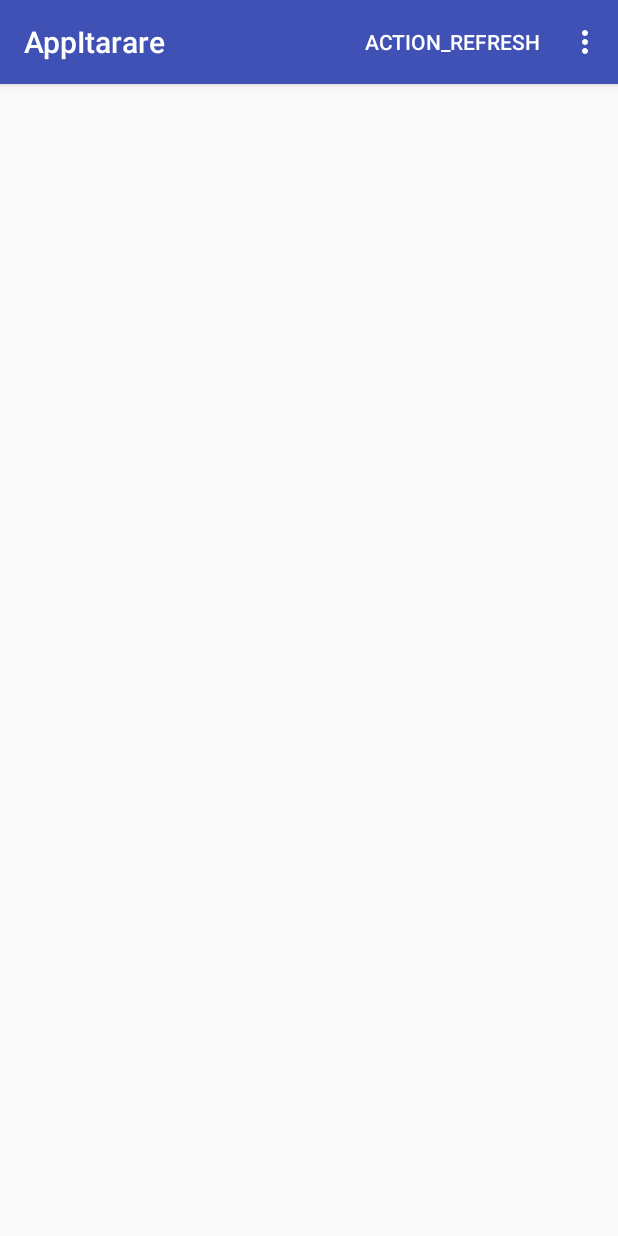
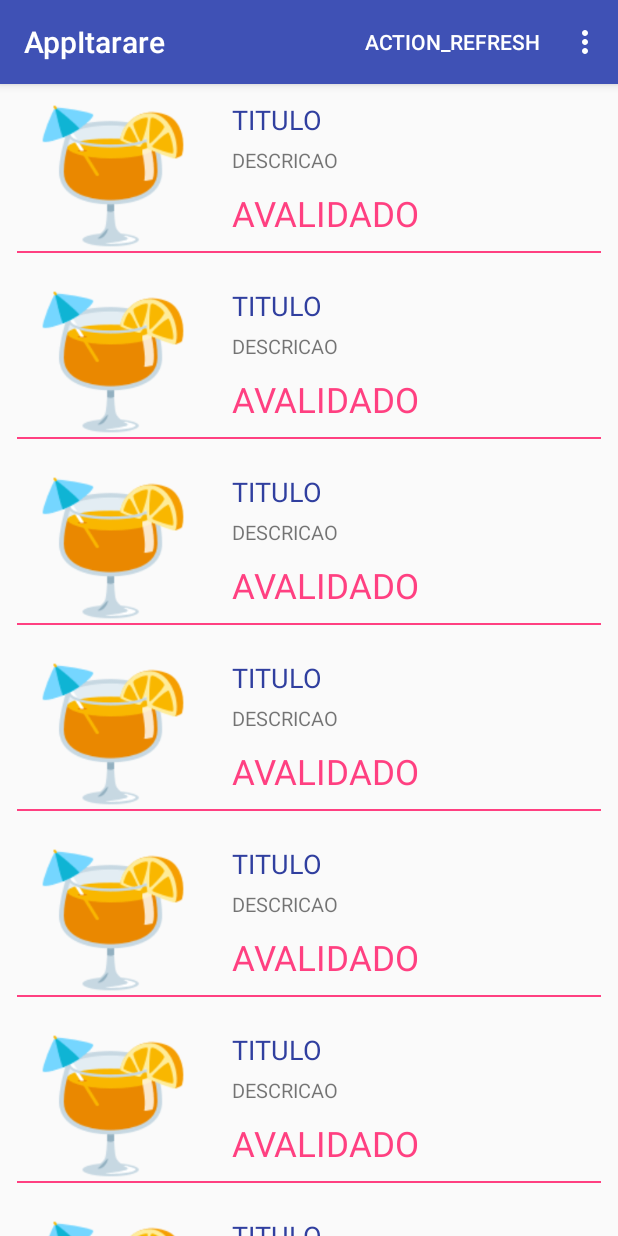
Before and after one commit to pedrvaldir/itaproject, an Android app: the AllAdvertisementActivity screen opened directly, with no data from a screen before it, after a tap on "ACTION_REFRESH", on a phone screen of 412 x 824 dp. Run offline under Robolectric (Android 15) with nearby library versions, the phone set to English and light mode, and no system bars; our stand-ins replace Firebase (no records; nobody signed in at launch, a user with empty details on screens opened directly).

Commit message:
LoadFirebase and AddFakeAdvertisement

```diff
--- a/app/src/main/java/com/example/valdir/appitarare/AdvertAdapter.java
+++ b/app/src/main/java/com/example/valdir/appitarare/AdvertAdapter.java
@@ -7,10 +7,7 @@ import android.util.Log;
 import android.view.LayoutInflater;
 import android.view.View;
 import android.view.ViewGroup;
-import android.widget.ImageView;
 import android.widget.TextView;
-
-import com.example.valdir.appitarare.data.AdvertiseContract;
 
 import java.util.ArrayList;
 
@@ -23,8 +20,8 @@ public class AdvertAdapter extends RecyclerView.Adapter<AdvertAdapter.AnunViewHo
     private static final String TAG = AdvertAdapter.class.getSimpleName();
 
     private ArrayList<Advertisement> mListAnunc;
+    private Context context;
     final private ListItemAnunClickListener mOnClickListener;
-    private Cursor mCursor;
 
     public AdvertAdapter(ListItemAnunClickListener listner, ArrayList<Advertisement> listAnunc){
         mOnClickListener = listner;
@@ -51,30 +48,20 @@ public class AdvertAdapter extends RecyclerView.Adapter<AdvertAdapter.AnunViewHo
     @Override
     public void onBindViewHolder(AnunViewHolder holder, int position) {
 
-        if (!mCursor.moveToPosition(position))
-            return ;
-
-        //final long id = mCursor.getLong(mCursor.getColumnIndex(AdvertiseContract.AnuncioEntrada._ID));
-
         Log.d(TAG, "#" + position);
         holder.bind();
 
-    //    holder.itemView.setTag(id);
     }
 
     @Override
     public int getItemCount() {
-        return mCursor.getCount();
+        return 7;
     }
-
-
-
 
     class AnunViewHolder extends RecyclerView.ViewHolder
             implements View.OnClickListener {
         TextView nameTextView;
         TextView descTextView;
-        ImageView imageView;
         TextView avaliadoTextView;
 
 
@@ -83,17 +70,15 @@ public class AdvertAdapter extends RecyclerView.Adapter<AdvertAdapter.AnunViewHo
 
             nameTextView = (TextView) itemView.findViewById(R.id.tv_title_listitem);
             descTextView = (TextView) itemView.findViewById(R.id.tv_descri_listitem);
-            imageView = itemView.findViewById(R.id.iv_listitem);
             avaliadoTextView = itemView.findViewById(R.id.tv_rating);
 
             itemView.setOnClickListener(this);
         }
 
         void bind(){
-            nameTextView.setText(mCursor.getString(mCursor.getColumnIndex(AdvertiseContract.AnuncioEntrada.COLUNA_TITULO)));
-            descTextView.setText(mCursor.getString(mCursor.getColumnIndex(AdvertiseContract.AnuncioEntrada.COLUNA_DESCRICAO)));
-            imageView.setImageResource(mCursor.getInt(mCursor.getColumnIndex(AdvertiseContract.AnuncioEntrada.COLUNA_IMG)));
-            avaliadoTextView.setText("Avaliação:  "+ String.valueOf(mCursor.getInt(mCursor.getColumnIndex(AdvertiseContract.AnuncioEntrada.COLUNA_AVALIADO))));
+            nameTextView.setText("TITULO");
+            descTextView.setText("DESCRICAO");
+            avaliadoTextView.setText("AVALIDADO");
         }
 
         @Override
--- a/app/src/main/java/com/example/valdir/appitarare/AllAdvertisementActivity.java
+++ b/app/src/main/java/com/example/valdir/appitarare/AllAdvertisementActivity.java
@@ -1,55 +1,30 @@
 package com.example.valdir.appitarare;
 
-import android.content.ContentValues;
 import android.content.Intent;
-import android.database.Cursor;
-import android.database.DatabaseUtils;
-import android.database.sqlite.SQLiteDatabase;
 import android.os.Bundle;
 import android.support.v7.app.AppCompatActivity;
 import android.support.v7.widget.LinearLayoutManager;
 import android.support.v7.widget.RecyclerView;
 import android.view.Menu;
 import android.view.MenuItem;
-import android.widget.TextView;
-import android.widget.Toast;
 
-import com.example.valdir.appitarare.data.AdvertiseContract;
 import com.example.valdir.appitarare.data.AdvertisePreferences;
-import com.example.valdir.appitarare.data.AdvertiseDbHelper;
 import com.example.valdir.appitarare.data.TestUtil;
-import com.google.firebase.FirebaseApp;
-import com.google.firebase.FirebaseOptions;
-import com.google.firebase.database.DataSnapshot;
-import com.google.firebase.database.DatabaseError;
 import com.google.firebase.database.DatabaseReference;
-import com.google.firebase.database.FirebaseDatabase;
-import com.google.firebase.database.ValueEventListener;
-
-import org.w3c.dom.Text;
 
 import java.util.ArrayList;
-import java.util.Comparator;
-import java.util.UUID;
 
 /**
  * Created by VALDIR on 13/07/2018.
  */
 
-public class AllAdvertisementActivity extends AppCompatActivity implements AdvertAdapter.ListItemAnunClickListener{
+public class AllAdvertisementActivity extends AppCompatActivity implements AdvertAdapter.ListItemAnunClickListener {
 
     private AdvertAdapter mAdapterAnun;
     private RecyclerView mRecyViewAnun;
     private String opcClicked;
-    private Toast mToast;
-    private DatabaseUtils dataBaseUtils;
     private ArrayList<Advertisement> listaAdvertisements = new ArrayList<>();
-    private SQLiteDatabase mDb;
-    private Cursor mCursor;
-    private static Advertisement mAdvertisement;
-    DatabaseReference eventReference;
-
-    private static final String ADVERTISEMENT = "advertisement";
+    private ArrayList<Advertisement> mListAnunc;
 
     @Override
     protected void onSaveInstanceState(Bundle outState) {
@@ -57,15 +32,14 @@ public class AllAdvertisementActivity extends AppCompatActivity implements Adver
         super.onSaveInstanceState(outState);
     }
 
-
     @Override
-    protected void onCreate(Bundle savedInstanceState)  {
+    protected void onCreate(Bundle savedInstanceState) {
         super.onCreate(savedInstanceState);
         setContentView(R.layout.activity_all_advertisement);
 
         Intent intentStringClicked = getIntent();
 
-        if (intentStringClicked.hasExtra(Intent.EXTRA_TEXT)){
+        if (intentStringClicked.hasExtra(Intent.EXTRA_TEXT)) {
             opcClicked = intentStringClicked.getStringExtra(Intent.EXTRA_TEXT);
         }
 
@@ -76,34 +50,20 @@ public class AllAdvertisementActivity extends AppCompatActivity implements Adver
 
         mRecyViewAnun.setHasFixedSize(true);
 
-        AdvertiseDbHelper dbHelper = new AdvertiseDbHelper(this);
+        mListAnunc = TestUtil.loadAnunciosData();
 
-        mDb = dbHelper.getWritableDatabase();
+        mAdapterAnun = new AdvertAdapter(this, mListAnunc);
 
-        TestUtil.insertFakeData(mDb);
+        mRecyViewAnun.setAdapter(mAdapterAnun);
 
-        mCursor = retornoTodosAnuncios();
-
-        loadAnunciosData(mCursor);
     }
 
     @Override
     public void onListItemClick(int clickedItemIndex) {
-        if (mToast != null) {
-            mToast.cancel();
-        }
-
-        mCursor.moveToPosition(clickedItemIndex);
-
-        String toastMessage = "Item #" + mCursor.getString(mCursor.getColumnIndex(AdvertiseContract.AnuncioEntrada.COLUNA_TITULO)) + " clicked.";
-
-        mToast = Toast.makeText(this, toastMessage, Toast.LENGTH_LONG);
-
-        mToast.show();
 
         Intent startActivityAnuncioCompteted = new Intent(this, AdvertisementActivity.class);
 
-        startActivityAnuncioCompteted.putExtra(Intent.EXTRA_TEXT, mCursor.getString(mCursor.getColumnIndex(AdvertiseContract.AnuncioEntrada._ID)));
+        startActivityAnuncioCompteted.putExtra(Intent.EXTRA_TEXT, "teste");
 
         startActivity(startActivityAnuncioCompteted);
     }
@@ -115,9 +75,9 @@ public class AllAdvertisementActivity extends AppCompatActivity implements Adver
 
         Boolean popularChecked = AdvertisePreferences.getPreferedOrderAvaliad(this);
 
-        if (popularChecked){
+        if (popularChecked) {
             item = menu.findItem(R.id.action_check_avalua);
-        }else {
+        } else {
             item = menu.findItem(R.id.action_check_default);
         }
 
@@ -129,94 +89,22 @@ public class AllAdvertisementActivity extends AppCompatActivity implements Adver
     @Override
     public boolean onOptionsItemSelected(MenuItem item) {
         int id = item.getItemId();
-        switch (id){
+        switch (id) {
             case R.id.action_check_avalua:
                 item.setChecked(!item.isChecked());
-                loadAnunciosData(mCursor);
+                TestUtil.insertFakeData();
             case R.id.action_check_default:
                 item.setChecked(!item.isChecked());
                 AdvertisePreferences.setPreferedOrderAvaliad(this, id);
-                loadAnunciosData(mCursor);
                 break;
             case R.id.action_refresh:
                 addAnuncioTest();
-                mCursor = retornoTodosAnuncios();
-                loadAnunciosData(mCursor);
+                TestUtil.insertFakeData();
                 break;
         }
         return super.onOptionsItemSelected(item);
     }
-    private void loadAnunciosData(Cursor cursor){
 
-        eventReference.child("anuncio").addValueEventListener(new ValueEventListener() {
-            @Override
-            public void onDataChange(DataSnapshot dataSnapshot) {
-                for (DataSnapshot objSnapShot : dataSnapshot.getChildren()){
-                    Advertisement adv = objSnapShot.getValue(Advertisement.class);
-
-                    listaAdvertisements.add(adv);
-                }
-
-
-                mAdapterAnun = new AdvertAdapter(this, listaAdvertisements);
-
-
-            }
-
-            @Override
-            public void onCancelled(DatabaseError databaseError) {
-
-            }
-        });
-
-
-        mRecyViewAnun.setAdapter(mAdapterAnun);
-
-    }
-
-    private Cursor retornoTodosAnuncios(){
-        return mDb.query(AdvertiseContract.AnuncioEntrada.NOME_TABELA,
-                null,
-                null,
-                null,
-                null,
-                null,
-                AdvertiseContract.AnuncioEntrada.COLUNA_AVALIADO
-        );
-    }
-
-    public long addAnuncioTest(){
-
-        eventReference = FirebaseDatabase.getInstance().getReference();
-
-        Advertisement newAdv = new Advertisement();
-
-        newAdv.setmTitulo("asdfasfd");
-        newAdv.setmDescricao("desc");
-        newAdv.setmFormasPagamento("dinheiro");
-        newAdv.setmHorarAtendimento("8h as sd98");
-        newAdv.setmWhatsApp(1);
-        newAdv.setmWifi(0);
-        newAdv.setmAvaliado(90);
-        newAdv.setmTelContato("asdfasfdasf");
-        newAdv.setmImg(12312312);
-
-        UUID _id = UUID.randomUUID();
-
-        eventReference.child("anuncio").child(_id.toString()).setValue(newAdv);
-
-        ContentValues cv = new ContentValues();
-
-        cv.put(AdvertiseContract.AnuncioEntrada.COLUNA_TITULO, "SUPERMERCADO JACKS");
-        cv.put(AdvertiseContract.AnuncioEntrada.COLUNA_DESCRICAO, "O MELHOR LUGAR PARA VC E SUA FAMILIA");
-        cv.put(AdvertiseContract.AnuncioEntrada.COLUNA_HORA_ATEND, "DAS 8H AS 18H, SEG A SEX");
-        cv.put(AdvertiseContract.AnuncioEntrada.COLUNA_FORMA_PAGAMENTO, "CARTÕES: MASTERCARD, ELO, VISA");
-        cv.put(AdvertiseContract.AnuncioEntrada.COLUNA_AVALIADO, 50);
-        cv.put(AdvertiseContract.AnuncioEntrada.COLUNA_TEL_CONTATO, "(15) 4567-9844");
-        cv.put(AdvertiseContract.AnuncioEntrada.COLUNA_IMG, R.drawable.food);
-        cv.put(AdvertiseContract.AnuncioEntrada.COLUNA_WHATSAPP, 0);
-        cv.put(AdvertiseContract.AnuncioEntrada.COLUNA_WIFI, 1);
-
-        return mDb.insert(AdvertiseContract.AnuncioEntrada.NOME_TABELA, null, cv);
+    public void addAnuncioTest() {
     }
 }
--- a/app/src/main/java/com/example/valdir/appitarare/CategAdapter.java
+++ b/app/src/main/java/com/example/valdir/appitarare/CategAdapter.java
@@ -14,7 +14,7 @@ import java.util.ArrayList;
  * Created by VALDIR on 13/07/2018.
  */
 
-public class CategAdapter extends RecyclerView.Adapter<CategAdapter.ViewHolder>{
+public class CategAdapter extends RecyclerView.Adapter<CategAdapter.ViewHolder> {
 
 
     private static final String TAG = CategAdapter.class.getSimpleName();
@@ -76,6 +76,7 @@ public class CategAdapter extends RecyclerView.Adapter<CategAdapter.ViewHolder>{
          * Constructor for our ViewHolder. Within this constructor, we get a reference to our
          * TextViews and set an onClickListener to listen for clicks. Those will be handled in the
          * onClick method below.
+         *
          * @param itemView The View that you inflated in
          *                 {@link CategAdapter#onCreateViewHolder(ViewGroup, int)}
          */
@@ -91,6 +92,7 @@ public class CategAdapter extends RecyclerView.Adapter<CategAdapter.ViewHolder>{
         /**
          * A method we wrote for convenience. This method will take an integer as input and
          * use that integer to display the appropriate text within a list item.
+         *
          * @param listIndex Position of the item in the list
          */
         void bind(int listIndex) {
--- a/app/src/main/java/com/example/valdir/appitarare/CategoryActivity.java
+++ b/app/src/main/java/com/example/valdir/appitarare/CategoryActivity.java
@@ -15,7 +15,7 @@ import java.util.Comparator;
  * Created by VALDIR on 13/07/2018.
  */
 
-public class CategoryActivity extends AppCompatActivity implements CategAdapter.ListItemClickListener{
+public class CategoryActivity extends AppCompatActivity implements CategAdapter.ListItemClickListener {
 
     private Toast mToast;
     private ArrayList<String> listCateg;
--- a/app/src/main/java/com/example/valdir/appitarare/data/AdvertiseDbHelper.java
+++ /dev/null
@@ -1,46 +0,0 @@
-package com.example.valdir.appitarare.data;
-
-import android.content.Context;
-import android.database.sqlite.SQLiteDatabase;
-import android.database.sqlite.SQLiteOpenHelper;
-
-import com.example.valdir.appitarare.data.AdvertiseContract.AnuncioEntrada;
-
-/**
- * Created by VALDIR on 09/07/2018.
- */
-
-public class AdvertiseDbHelper extends SQLiteOpenHelper {
-
-    private static final String DATABASE_NAME = "anuncio.db";
-    private static int DATABASE_VERSION = 1;
-
-    public AdvertiseDbHelper(Context context) {
-        super(context, DATABASE_NAME, null,  DATABASE_VERSION);
-    }
-
-    @Override
-    public void onCreate(SQLiteDatabase sqLiteDatabase) {
-        final String SQL_CREATE_ANUNCIO_TABLE = "CREATE TABLE " +
-                AnuncioEntrada.NOME_TABELA + " (" +
-                AnuncioEntrada._ID + " INTEGER PRIMARY KEY AUTOINCREMENT," +
-                AnuncioEntrada.COLUNA_TITULO + " TEXT NOT NULL, " +
-                AnuncioEntrada.COLUNA_DESCRICAO + " TEXT NOT NULL, " +
-                AnuncioEntrada.COLUNA_HORA_ATEND + " TEXT, " +
-                AnuncioEntrada.COLUNA_FORMA_PAGAMENTO + " TEXT NOT NULL, " +
-                AnuncioEntrada.COLUNA_TEL_CONTATO + " TEXT NOT NULL, " +
-                AnuncioEntrada.COLUNA_AVALIADO + " INTEGER, " +
-                AnuncioEntrada.COLUNA_IMG + " INTEGER ," +
-                AnuncioEntrada.COLUNA_WIFI + " INTEGER NOT NULL ," +
-                AnuncioEntrada.COLUNA_WHATSAPP + " INTEGER NOT NULL" +
-                ");";
-        sqLiteDatabase.execSQL(SQL_CREATE_ANUNCIO_TABLE);
-                }
-
-    @Override
-    public void onUpgrade(SQLiteDatabase sqLiteDatabase, int i, int i1) {
-        sqLiteDatabase.execSQL("DROP TABLE IF EXISTS " + AnuncioEntrada.NOME_TABELA);
-        onCreate(sqLiteDatabase);
-
-    }
-}
--- a/app/src/main/java/com/example/valdir/appitarare/data/TestUtil.java
+++ b/app/src/main/java/com/example/valdir/appitarare/data/TestUtil.java
@@ -1,13 +1,18 @@
 package com.example.valdir.appitarare.data;
 
-import android.content.ContentValues;
-import android.database.SQLException;
+
 import android.database.sqlite.SQLiteDatabase;
 
-import com.example.valdir.appitarare.R;
+import com.example.valdir.appitarare.AdvertAdapter;
+import com.example.valdir.appitarare.Advertisement;
+import com.google.firebase.database.DataSnapshot;
+import com.google.firebase.database.DatabaseError;
+import com.google.firebase.database.DatabaseReference;
+import com.google.firebase.database.FirebaseDatabase;
+import com.google.firebase.database.ValueEventListener;
 
 import java.util.ArrayList;
-import java.util.List;
+import java.util.UUID;
 
 /**
  * Created by VALDIR on 10/07/2018.
@@ -15,67 +20,56 @@ import java.util.List;
 
 public class TestUtil {
 
-    public static int ANUN_WI_OK = 1;
-    public static int ANUN_WTSAPP_OK = 1;
-    public static int ANUN_WI= 0;
-    public static int ANUN_WTSAPP = 0;
+    public static DatabaseReference eventReference;
+    public static ArrayList<Advertisement> listaAdvert;
+    public static int childCount;
 
-        public static void insertFakeData(SQLiteDatabase db){
+    public static void insertFakeData() {
 
+        eventReference = FirebaseDatabase.getInstance().getReference();
 
+        Advertisement newAdv = new Advertisement();
 
+        newAdv.setmTitulo("asdfasfd");
+        newAdv.setmDescricao("desc");
+        newAdv.setmFormasPagamento("dinheiro");
+        newAdv.setmHorarAtendimento("8h as sd98");
+        newAdv.setmWhatsApp(1);
+        newAdv.setmWifi(0);
+        newAdv.setmAvaliado(90);
+        newAdv.setmTelContato("asdfasfdasf");
+        newAdv.setmImg(12312312);
 
-        if(db == null){
-            return;
-        }
-        //create a list of fake guests
-        List<ContentValues> list = new ArrayList<ContentValues>();
+        UUID _id = UUID.randomUUID();
 
-        ContentValues cv = new ContentValues();
-        cv.put(AdvertiseContract.AnuncioEntrada.COLUNA_TITULO, "SUPERMERCADO JACKS");
-        cv.put(AdvertiseContract.AnuncioEntrada.COLUNA_DESCRICAO, "O MELHOR LUGAR PARA VC E SUA FAMILIA");
-        cv.put(AdvertiseContract.AnuncioEntrada.COLUNA_HORA_ATEND, "DAS 8H AS 18H, SEG A SEX");
-        cv.put(AdvertiseContract.AnuncioEntrada.COLUNA_FORMA_PAGAMENTO, "CARTÕES: MASTERCARD, ELO, VISA");
-        cv.put(AdvertiseContract.AnuncioEntrada.COLUNA_AVALIADO, 50);
-        cv.put(AdvertiseContract.AnuncioEntrada.COLUNA_TEL_CONTATO, "(15) 4567-9844");
-        cv.put(AdvertiseContract.AnuncioEntrada.COLUNA_IMG, R.drawable.food);
-        cv.put(AdvertiseContract.AnuncioEntrada.COLUNA_WHATSAPP, ANUN_WTSAPP_OK);
-        cv.put(AdvertiseContract.AnuncioEntrada.COLUNA_WIFI, ANUN_WI);
-        list.add(cv);
-
-        cv = new ContentValues();
-        cv.put(AdvertiseContract.AnuncioEntrada.COLUNA_TITULO, "HOTEL FRYRED");
-        cv.put(AdvertiseContract.AnuncioEntrada.COLUNA_DESCRICAO, "TODO MEDICAMENTO VC ENCONTRA AQUI");
-        cv.put(AdvertiseContract.AnuncioEntrada.COLUNA_HORA_ATEND, "24H 7 VEZES POR SEMANA");
-        cv.put(AdvertiseContract.AnuncioEntrada.COLUNA_FORMA_PAGAMENTO, "CARTÕES: MASTERCARD, ELO, VISA");
-        cv.put(AdvertiseContract.AnuncioEntrada.COLUNA_AVALIADO, 10);
-        cv.put(AdvertiseContract.AnuncioEntrada.COLUNA_TEL_CONTATO, "(15) 4567-9844");
-        cv.put(AdvertiseContract.AnuncioEntrada.COLUNA_IMG, R.drawable.empresa1);
-        cv.put(AdvertiseContract.AnuncioEntrada.COLUNA_WHATSAPP, ANUN_WTSAPP_OK);
-        cv.put(AdvertiseContract.AnuncioEntrada.COLUNA_WIFI, ANUN_WI);
-
-        list.add(cv);
-
-
-        //insert all guests in one transaction
-        try
-        {
-            db.beginTransaction();
-            //clear the table first
-            db.delete (AdvertiseContract.AnuncioEntrada.NOME_TABELA,null,null);
-            //go through the list and add one by one
-            for(ContentValues c:list){
-                db.insert(AdvertiseContract.AnuncioEntrada.NOME_TABELA, null, c);
-            }
-            db.setTransactionSuccessful();
-        }
-        catch (SQLException e) {
-            //too bad :(
-        }
-        finally
-        {
-            db.endTransaction();
-        }
+        eventReference.child("anuncio").child(_id.toString()).setValue(newAdv);
 
     }
+
+    public static ArrayList<Advertisement> loadAnunciosData() {
+
+        listaAdvert = new ArrayList<>();
+
+        childCount = 0;
+
+        eventReference = FirebaseDatabase.getInstance().getReference();
+
+        eventReference.child("anuncio").addValueEventListener(new ValueEventListener() {
+
+            @Override
+            public void onDataChange(DataSnapshot dataSnapshot) {
+                for (DataSnapshot objSnapShot : dataSnapshot.getChildren()) {
+                    Advertisement adv = objSnapShot.getValue(Advertisement.class);
+                    childCount++;
+                    listaAdvert.add(adv);
+                }
+            }
+
+            @Override
+            public void onCancelled(DatabaseError databaseError) {
+
+            }
+        });
+        return listaAdvert;
+    }
 }
```
Also changed, not shown: app/src/main/java/com/example/valdir/appitarare/Advertisement.java (+0 -36 lines), app/src/main/java/com/example/valdir/appitarare/AdvertisementActivity.java (+5 -21 lines), app/src/main/java/com/example/valdir/appitarare/data/AdvertiseContract.java (deleted, +0 -23 lines).
